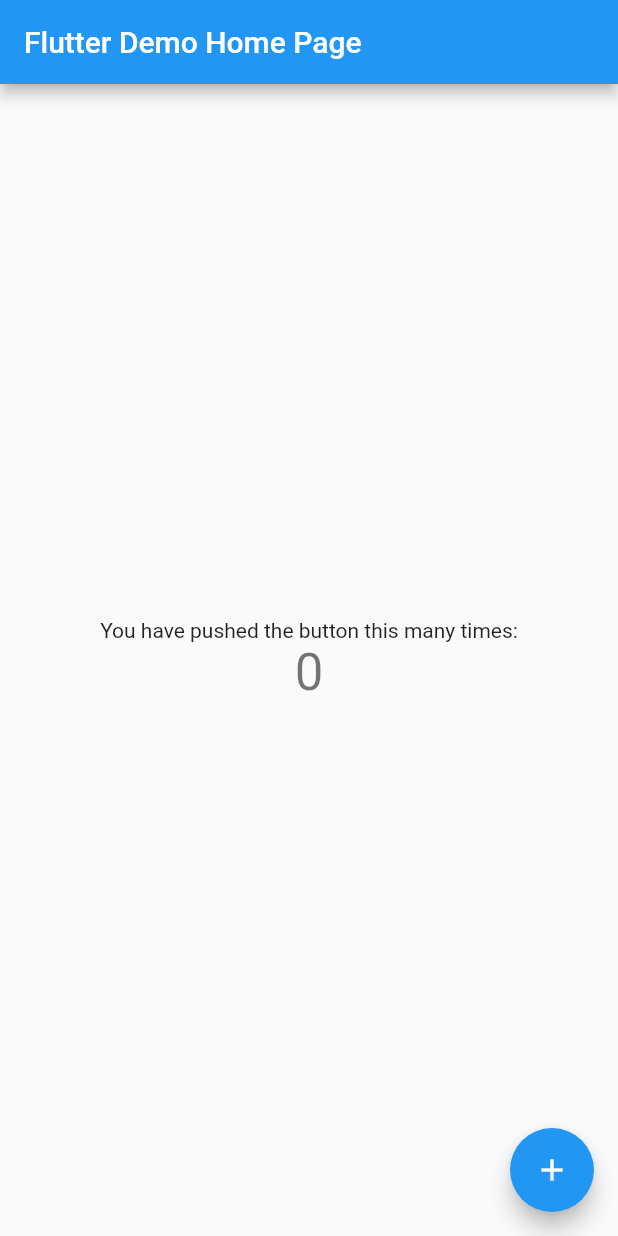
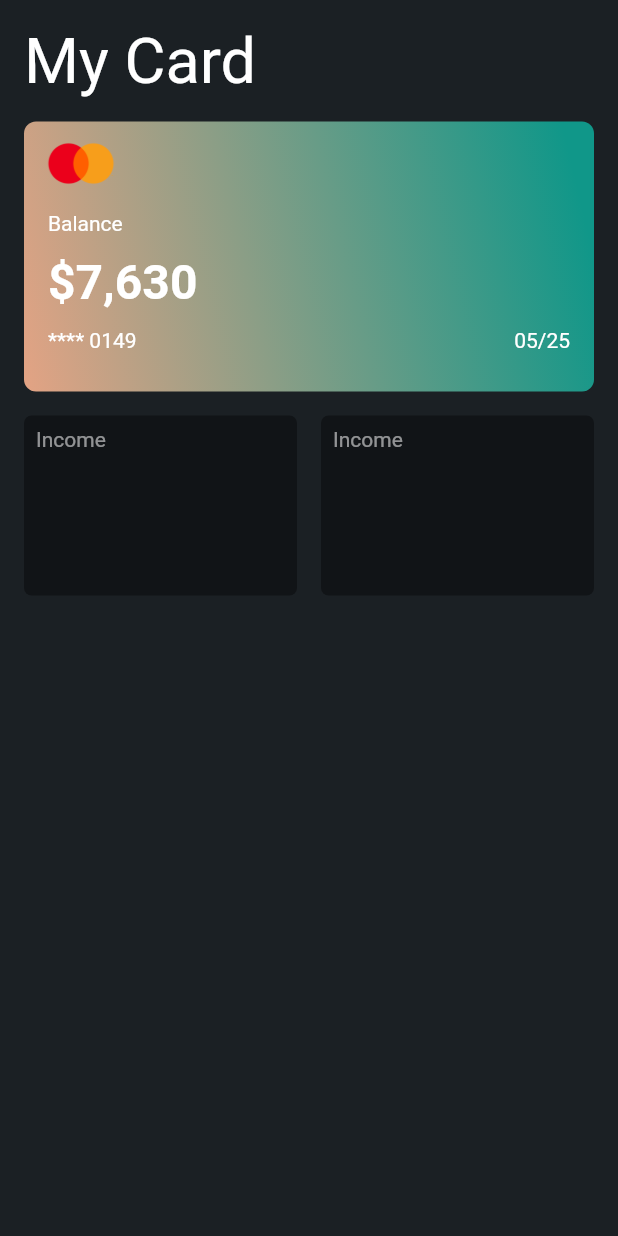
Before and after one commit to Xicatto/banking, a Flutter app: the screen it shows after launch, on a phone screen of 412 x 824 dp. Run offline on Flutter 3.47's test engine with Material 2 defaults, Android fonts, the phone set to English and light mode, and no system bars; statements that could not run were skipped.

Commit message:
Creating the card container and income containers

```diff
--- a/lib/main.dart
+++ b/lib/main.dart
@@ -1,115 +1,181 @@
 import 'package:flutter/material.dart';
 
 void main() {
+  Paint.enableDithering = true;
   runApp(const MyApp());
 }
 
 class MyApp extends StatelessWidget {
   const MyApp({Key? key}) : super(key: key);
-
-  // This widget is the root of your application.
   @override
   Widget build(BuildContext context) {
     return MaterialApp(
+      debugShowCheckedModeBanner: false,
       title: 'Flutter Demo',
       theme: ThemeData(
-        // This is the theme of your application.
-        //
-        // Try running your application with "flutter run". You'll see the
-        // application has a blue toolbar. Then, without quitting the app, try
-        // changing the primarySwatch below to Colors.green and then invoke
-        // "hot reload" (press "r" in the console where you ran "flutter run",
-        // or simply save your changes to "hot reload" in a Flutter IDE).
-        // Notice that the counter didn't reset back to zero; the application
-        // is not restarted.
         primarySwatch: Colors.blue,
       ),
-      home: const MyHomePage(title: 'Flutter Demo Home Page'),
+      home: const MyHomePage(),
     );
   }
 }
 
 class MyHomePage extends StatefulWidget {
-  const MyHomePage({Key? key, required this.title}) : super(key: key);
-
-  // This widget is the home page of your application. It is stateful, meaning
-  // that it has a State object (defined below) that contains fields that affect
-  // how it looks.
-
-  // This class is the configuration for the state. It holds the values (in this
-  // case the title) provided by the parent (in this case the App widget) and
-  // used by the build method of the State. Fields in a Widget subclass are
-  // always marked "final".
-
-  final String title;
+  const MyHomePage({Key? key}) : super(key: key);
 
   @override
   State<MyHomePage> createState() => _MyHomePageState();
 }
 
 class _MyHomePageState extends State<MyHomePage> {
-  int _counter = 0;
-
-  void _incrementCounter() {
-    setState(() {
-      // This call to setState tells the Flutter framework that something has
-      // changed in this State, which causes it to rerun the build method below
-      // so that the display can reflect the updated values. If we changed
-      // _counter without calling setState(), then the build method would not be
-      // called again, and so nothing would appear to happen.
-      _counter++;
-    });
-  }
-
   @override
   Widget build(BuildContext context) {
-    // This method is rerun every time setState is called, for instance as done
-    // by the _incrementCounter method above.
-    //
-    // The Flutter framework has been optimized to make rerunning build methods
-    // fast, so that you can just rebuild anything that needs updating rather
-    // than having to individually change instances of widgets.
     return Scaffold(
-      appBar: AppBar(
-        // Here we take the value from the MyHomePage object that was created by
-        // the App.build method, and use it to set our appbar title.
-        title: Text(widget.title),
+      body: SafeArea(
+        child: Container(
+          padding: const EdgeInsets.all(16.0),
+          color: const Color(0xFF1b2024),
+          child: Column(
+            children: [
+              const Padding(
+                padding: EdgeInsets.only(bottom: 16.0),
+                child: SizedBox(
+                  child: Text(
+                    'My Card',
+                    style: TextStyle(fontSize: 42, color: Colors.white),
                   ),
-      body: Center(
-        // Center is a layout widget. It takes a single child and positions it
-        // in the middle of the parent.
+                  width: double.maxFinite,
+                ),
+              ),
+              Container(
+                height: 180,
+                decoration: const BoxDecoration(
+                  gradient: LinearGradient(
+                    colors: [
+                      Color(0xFFe3a384),
+                      Color(0xFF109789),
+                    ],
+                    begin: Alignment.bottomLeft,
+                    end: Alignment(1, 0),
+                  ),
+                  borderRadius: BorderRadius.all(
+                    Radius.circular(8.0),
+                  ),
+                ),
+                padding: const EdgeInsets.all(8.0),
+                width: double.maxFinite,
                 child: Column(
-          // Column is also a layout widget. It takes a list of children and
-          // arranges them vertically. By default, it sizes itself to fit its
-          // children horizontally, and tries to be as tall as its parent.
-          //
-          // Invoke "debug painting" (press "p" in the console, choose the
-          // "Toggle Debug Paint" action from the Flutter Inspector in Android
-          // Studio, or the "Toggle Debug Paint" command in Visual Studio Code)
-          // to see the wireframe for each widget.
-          //
-          // Column has various properties to control how it sizes itself and
-          // how it positions its children. Here we use mainAxisAlignment to
-          // center the children vertically; the main axis here is the vertical
-          // axis because Columns are vertical (the cross axis would be
-          // horizontal).
-          mainAxisAlignment: MainAxisAlignment.center,
-          children: <Widget>[
-            const Text(
-              'You have pushed the button this many times:',
+                  crossAxisAlignment: CrossAxisAlignment.start,
+                  children: [
+                    Container(
+                      margin: const EdgeInsets.only(bottom: 12.0),
+                      height: 40,
+                      child: const Image(
+                        image: AssetImage('images/mastercard_logo.png'),
+                      ),
+                    ),
+                    const Padding(
+                      padding: EdgeInsets.only(left: 8.0),
+                      child: Text(
+                        'Balance',
+                        style: TextStyle(color: Colors.white),
+                      ),
+                    ),
+                    const Padding(
+                      padding:
+                          EdgeInsets.only(left: 8.0, top: 12.0, bottom: 12.0),
+                      child: Text(
+                        '\$7,630',
+                        style: TextStyle(
+                            fontSize: 32,
+                            fontWeight: FontWeight.bold,
+                            color: Colors.white),
+                      ),
+                    ),
+                    Padding(
+                      padding: const EdgeInsets.symmetric(horizontal: 8.0),
+                      child: Row(
+                        mainAxisAlignment: MainAxisAlignment.spaceBetween,
+                        children: const [
+                          Text(
+                            '**** 0149',
+                            style: TextStyle(
+                              color: Colors.white,
+                            ),
                           ),
                           Text(
-              '$_counter',
-              style: Theme.of(context).textTheme.headline4,
+                            '05/25',
+                            style: TextStyle(
+                              color: Colors.white,
+                            ),
                           ),
                         ],
                       ),
                     ),
-      floatingActionButton: FloatingActionButton(
-        onPressed: _incrementCounter,
-        tooltip: 'Increment',
-        child: const Icon(Icons.add),
-      ), // This trailing comma makes auto-formatting nicer for build methods.
+                  ],
+                ),
+              ),
+              Padding(
+                padding: const EdgeInsets.only(top: 16.0),
+                child: Row(
+                  children: [
+                    Flexible(
+                      fit: FlexFit.tight,
+                      flex: 1,
+                      child: Container(
+                        margin: const EdgeInsets.only(right: 8.0),
+                        padding: const EdgeInsets.all(8.0),
+                        decoration: BoxDecoration(
+                          borderRadius: BorderRadius.circular(5.0),
+                          color: const Color(0xFF111417),
+                        ),
+                        height: 120,
+                        child: Column(
+                          children: const [
+                            Align(
+                              alignment: Alignment.centerLeft,
+                              child: Text(
+                                'Income',
+                                style: TextStyle(color: Colors.white54),
+                              ),
+                            ),
+                          ],
+                        ),
+                      ),
+                    ),
+                    Flexible(
+                      fit: FlexFit.tight,
+                      flex: 1,
+                      child: Container(
+                        margin: const EdgeInsets.only(left: 8.0),
+                        padding: const EdgeInsets.all(8.0),
+                        decoration: BoxDecoration(
+                          borderRadius: BorderRadius.circular(5.0),
+                          color: const Color(0xFF111417),
+                        ),
+                        height: 120,
+                        child: Column(
+                          children: const [
+                            Align(
+                              alignment: Alignment.centerLeft,
+                              child: Text(
+                                'Income',
+                                style: TextStyle(color: Colors.white54),
+                              ),
+                            ),
+                          ],
+                        ),
+                      ),
+                    )
+                  ],
+                ),
+              ),
+            ],
+          ),
+          height: double.maxFinite,
+          width: double.maxFinite,
+        ),
+      ),
     );
   }
 }
--- a/pubspec.yaml
+++ b/pubspec.yaml
@@ -58,9 +58,8 @@ flutter:
   uses-material-design: true
 
   # To add assets to your application, add an assets section, like this:
-  # assets:
-  #   - images/a_dot_burr.jpeg
-  #   - images/a_dot_ham.jpeg
+  assets:
+    - images/mastercard_logo.png
 
   # An image asset can refer to one or more resolution-specific "variants", see
   # https://flutter.dev/assets-and-images/#resolution-aware.
```
Also changed, not shown: images/mastercard_logo.png (added). Lines whose indentation alone changed are shown as unchanged.
